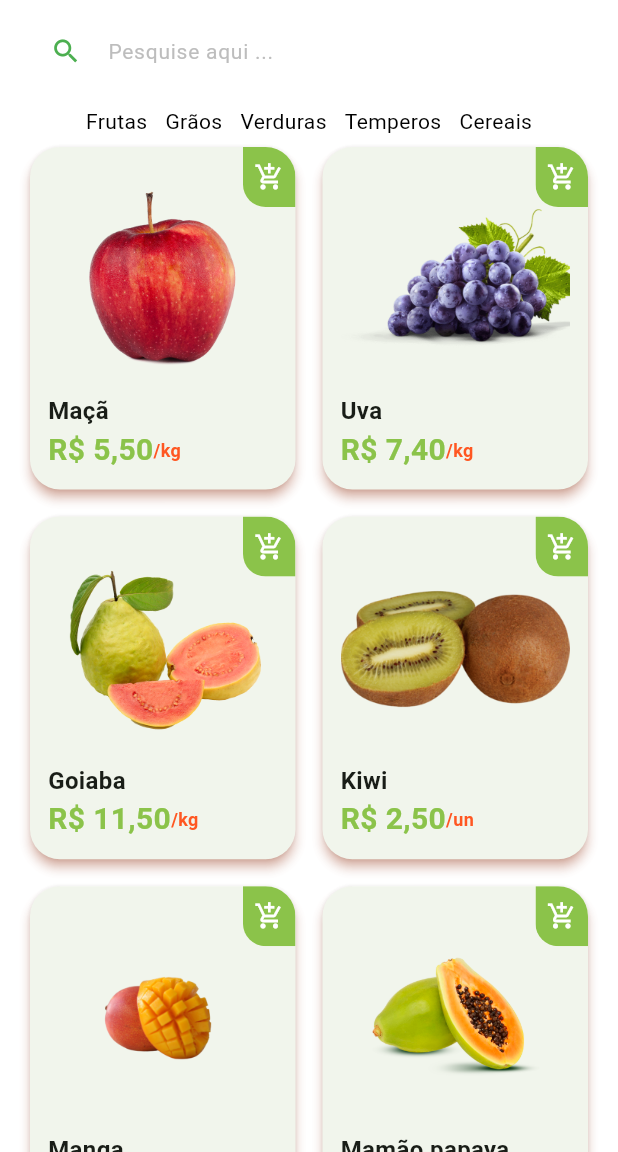
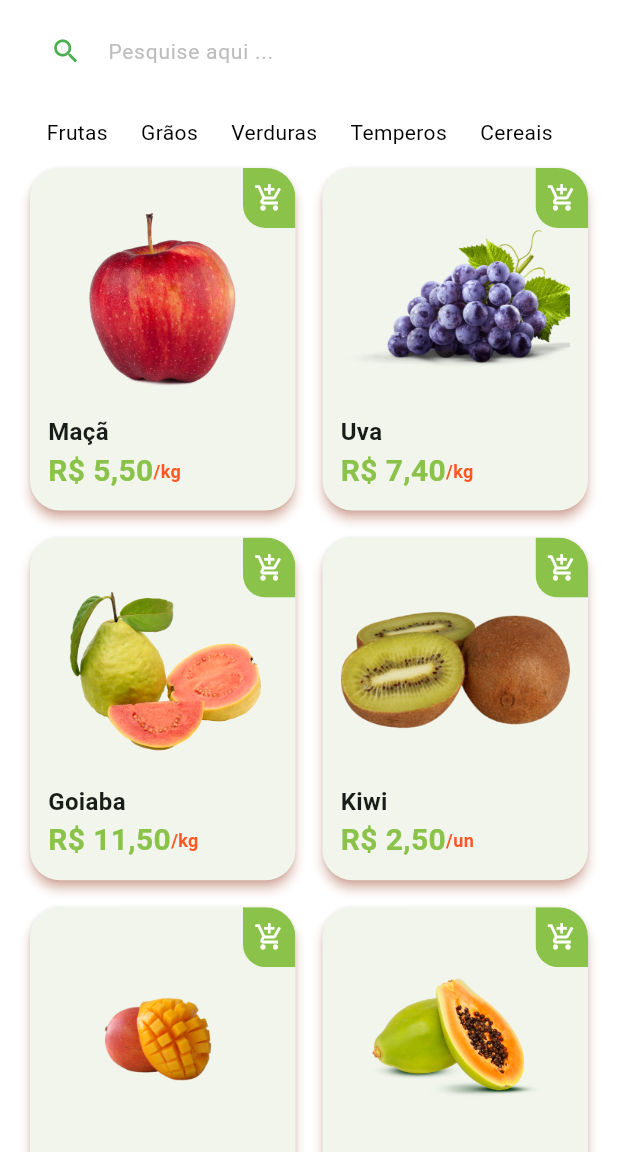
Before and after one commit to ViniciusReisCosta/pontal-delivery, a Flutter app: the HomeTab screen opened directly, after a tap on an icon or button, on a phone screen of 412 x 824 dp, the part 84-1236 px from its top. Run offline on Flutter 3.47's test engine with Material 3 defaults, Android fonts, the phone set to English and light mode, and no system bars; our stand-ins replace animated_text_kit, fluttertoast, mask_text_input_formatter, qr_flutter, shimmer; missing offline and left inert: add_to_cart_animation.

Commit message:
Outras coisas

```diff
--- /dev/null
+++ b/lib/pages/common_widgets/custom_shimmer.dart
@@ -0,0 +1,40 @@
+import 'package:flutter/material.dart';
+import 'package:shimmer/shimmer.dart';
+
+class CustomShimmer extends StatelessWidget {
+  final double height;
+  final double width;
+  final Color? baseColor;
+  final Color? highlightColor;
+  final bool isRounded;
+  final BorderRadius? borderRadius;
+
+  const CustomShimmer({
+    Key? key,
+    required this.height,
+    required this.width,
+    this.baseColor,
+    this.highlightColor,
+    this.isRounded = false,
+    this.borderRadius,
+  }) : super(key: key);
+
+  @override
+  Widget build(BuildContext context) {
+    return SizedBox(
+      width: width,
+      height: height,
+      child: Shimmer.fromColors(
+        child: Container(
+          decoration: BoxDecoration(
+            color: Colors.white.withAlpha(50),
+            borderRadius: borderRadius ??
+                BorderRadius.circular(isRounded ? height / 2 : 0),
+          ),
+        ),
+        baseColor: baseColor ?? Colors.grey.shade800,
+        highlightColor: highlightColor ?? Colors.grey.shade500,
+      ),
+    );
+  }
+}
--- a/lib/pages/home/home_tab.dart
+++ b/lib/pages/home/home_tab.dart
@@ -1,6 +1,7 @@
 import 'package:add_to_cart_animation/add_to_cart_animation.dart';
 import 'package:add_to_cart_animation/add_to_cart_icon.dart';
 import 'package:flutter/material.dart';
+import 'package:pontal_delivery/pages/common_widgets/custom_shimmer.dart';
 
 import '../../config/app_data.dart' as appData;
 import '../../config/custom_colors.dart';
@@ -24,6 +25,22 @@ class _HomeTabState extends State<HomeTab> {
 
   void itemSelectedCartAnimations(GlobalKey gkImage) {
     runAddToCardAnimation(gkImage);
+  }
+
+  bool isLoading = true;
+
+  @override
+  void initState() {
+    super.initState();
+
+    Future.delayed(
+      const Duration(seconds: 3),
+      () {
+        setState(() {
+          isLoading = false;
+        });
+      },
+    );
   }
 
   @override
@@ -94,46 +111,76 @@ class _HomeTabState extends State<HomeTab> {
 
             // Categorias
             Container(
-              child: Center(
-                child: SingleChildScrollView(
+              padding: const EdgeInsets.only(left: 25),
+              height: 40,
+              child: !isLoading
+                  ? ListView.separated(
                       scrollDirection: Axis.horizontal,
-                  child: Row(
-                    mainAxisAlignment: MainAxisAlignment.center,
-                    children: appData.categories.asMap().entries.map((entry) {
-                      final index = entry.key; // O índice
-                      final category = entry.value; // O valor da categoria
-
+                      itemBuilder: (_, index) {
                         return CategoryTile(
-                        category: appData.categories[index],
-                        isSelected:
-                            appData.categories[index] == selectedCategory,
                           onPressed: () {
                             setState(() {
                               selectedCategory = appData.categories[index];
                             });
                           },
+                          category: appData.categories[index],
+                          isSelected:
+                              appData.categories[index] == selectedCategory,
                         );
-                    }).toList(),
+                      },
+                      separatorBuilder: (_, index) => const SizedBox(width: 10),
+                      itemCount: appData.categories.length,
+                    )
+                  : ListView(
+                      scrollDirection: Axis.horizontal,
+                      children: List.generate(
+                          10,
+                          (index) => Container(
+                                alignment: Alignment.center,
+                                margin: EdgeInsets.only(right: 12),
+                                child: CustomShimmer(
+                                  height: 20,
+                                  width: 80,
+                                  borderRadius: BorderRadius.circular(20),
                                 ),
-                ),
-              ),
+                              ))),
             ),
 
             // Grid
             Expanded(
-              child: GridView.builder(
+              child: isLoading
+                  ? GridView.count(
                       padding: const EdgeInsets.fromLTRB(16, 0, 16, 16),
                       physics: const BouncingScrollPhysics(),
-                gridDelegate: const SliverGridDelegateWithFixedCrossAxisCount(
                       crossAxisCount: 2,
                       mainAxisSpacing: 10,
                       crossAxisSpacing: 10,
-                    childAspectRatio: 9 / 11.5),
+                      childAspectRatio: 9 / 11.5,
+                      children: List.generate(
+                        10,
+                        (index) => CustomShimmer(
+                          height: double.infinity,
+                          width: double.infinity,
+                          borderRadius: BorderRadius.circular(20),
+                        ),
+                      ),
+                    )
+                  : GridView.builder(
+                      padding: const EdgeInsets.fromLTRB(16, 0, 16, 16),
+                      physics: const BouncingScrollPhysics(),
+                      gridDelegate:
+                          const SliverGridDelegateWithFixedCrossAxisCount(
+                        crossAxisCount: 2,
+                        mainAxisSpacing: 10,
+                        crossAxisSpacing: 10,
+                        childAspectRatio: 9 / 11.5,
+                      ),
                       itemCount: appData.items.length,
                       itemBuilder: (_, index) {
                         return ItemTile(
                           item: appData.items[index],
-                      cartAnimationMethod: itemSelectedCartAnimations);
+                          cartAnimationMethod: itemSelectedCartAnimations,
+                        );
                       },
                     ),
             )
--- a/pubspec.yaml
+++ b/pubspec.yaml
@@ -42,6 +42,7 @@ dependencies:
   qr_flutter: ^4.1.0
   add_to_cart_animation: ^0.0.7
   fluttertoast: ^8.2.12
+  shimmer: ^3.0.0
 
 dev_dependencies:
   flutter_test:
```
Also changed, not shown: pubspec.lock. Lines whose indentation alone changed are shown as unchanged.
